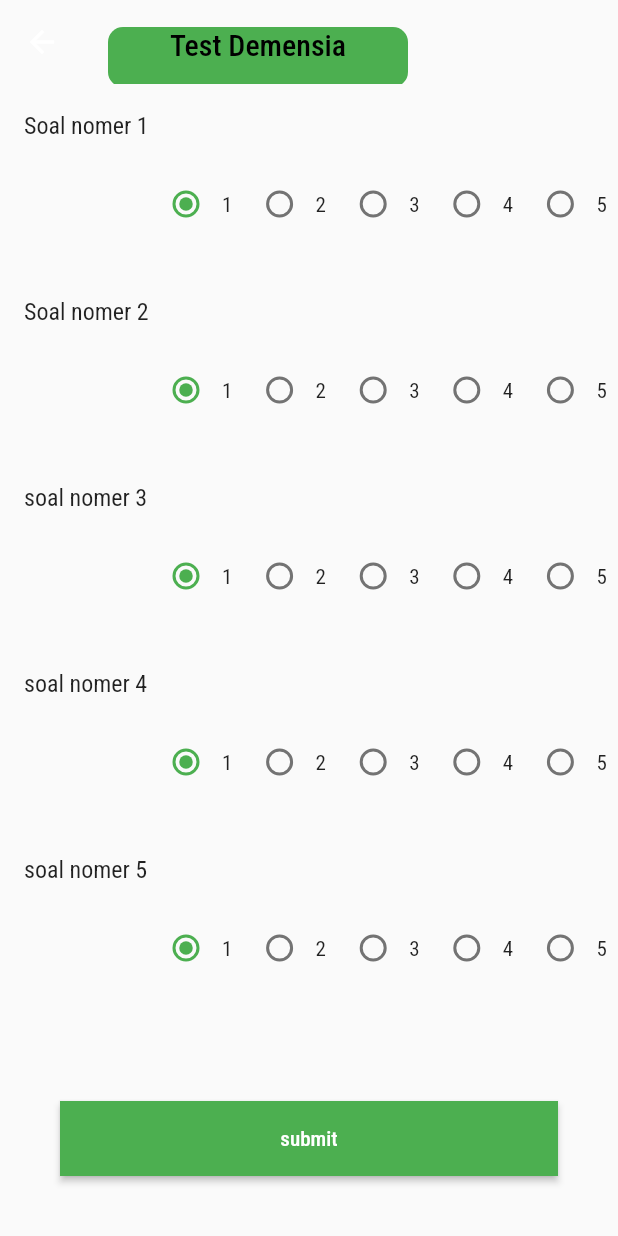
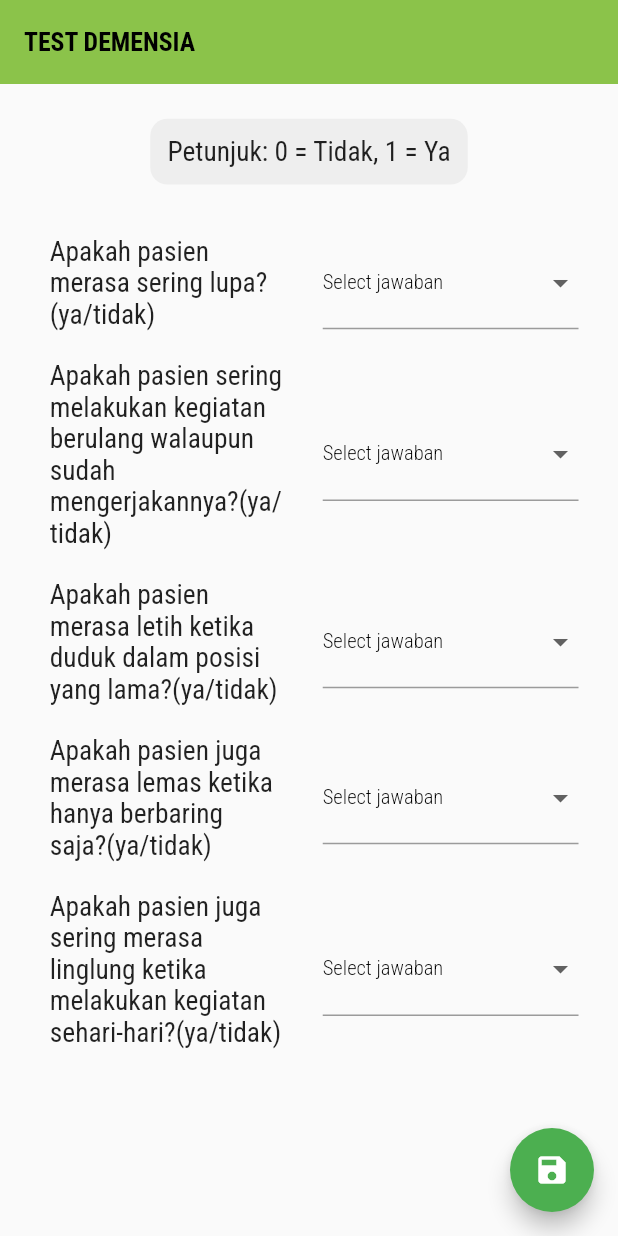
Before and after one commit to Razzaq44/PPB_Demen-care, a Flutter app: the TestDemen screen opened by its route, on a phone screen of 412 x 824 dp. Run offline on Flutter 3.47's test engine with Material 2 defaults, Android fonts, the phone set to English and light mode, and no system bars; our stand-ins replace cloud_firestore, firebase_auth, firebase_core, flutter_screenutil, get, google_fonts and 1 more; accounts and stored records are empty.

Commit message:
add backend test demensia

```diff
--- a/lib/pasien/test_demensia.dart
+++ b/lib/pasien/test_demensia.dart
@@ -1,168 +1,269 @@
 import 'package:flutter/material.dart';
+import 'package:flutter_screenutil/flutter_screenutil.dart';
+import 'package:hexcolor/hexcolor.dart';
 import 'package:get/get.dart';
-import 'package:intl/intl.dart';
-import 'package:tubes/login_page.dart';
+import 'package:cloud_firestore/cloud_firestore.dart';
+import 'package:firebase_auth/firebase_auth.dart';
+import '../database/helper.dart';
 
 class TestDemen extends StatefulWidget {
-  const TestDemen({super.key});
+  const TestDemen({Key? key}) : super(key: key);
 
   @override
   State<TestDemen> createState() => _TestDemenState();
 }
 
 class _TestDemenState extends State<TestDemen> {
-  final items = [
-    ListItem(
-      title: 'Soal nomer 1',
-      description: 'blablablabla',
-      selectedValue: 1,
-    ),
-    ListItem(
-      title: 'Soal nomer 2',
-      description: 'blablablabla',
-      selectedValue: 1,
-    ),
-    ListItem(
-      title: 'soal nomer 3',
-      description: 'description',
-      selectedValue: 1,
-    ),
-    ListItem(
-      title: 'soal nomer 4',
-      description: 'description',
-      selectedValue: 1,
-    ),
-    ListItem(
-      title: 'soal nomer 5',
-      description: 'description',
-      selectedValue: 1,
-    ),
-    ListItem(
-      title: 'soal nomer 6',
-      description: 'description',
-      selectedValue: 1,
-    ),
+  final DataBase db = DataBase();
+
+  final _auth = FirebaseAuth.instance;
+
+  final CollectionReference _app =
+      FirebaseFirestore.instance.collection('testdemensia');
+
+  final jawaban = [
+    0,
+    1,
   ];
+
+  List<String> questions = [
+    "Apakah pasien merasa sering lupa?(ya/tidak)",
+    "Apakah pasien sering melakukan kegiatan berulang walaupun sudah mengerjakannya?(ya/tidak)",
+    "Apakah pasien merasa letih ketika duduk dalam posisi yang lama?(ya/tidak)",
+    "Apakah pasien juga merasa lemas ketika hanya berbaring saja?(ya/tidak)",
+    "Apakah pasien juga sering merasa linglung ketika melakukan kegiatan sehari-hari?(ya/tidak)"
+    // ... tambahkan pertanyaan lainnya sesuai kebutuhan
+  ];
+  late List<TextEditingController> answerControllers;
+  late List<int?> selectjawaban;
+
+  @override
+  void initState() {
+    super.initState();
+    // Inisialisasi controller untuk setiap pertanyaan
+    answerControllers = List.generate(
+      questions.length,
+      (index) => TextEditingController(),
+    );
+    selectjawaban = List.generate(questions.length, (index) => null);
+  }
+
+  @override
+  void dispose() {
+    // Hapus controller ketika tidak lagi diperlukan
+    for (final controller in answerControllers) {
+      controller.dispose();
+    }
+    super.dispose();
+  }
 
   @override
   Widget build(BuildContext context) {
+    ScreenUtil.init(context);
+
     return Scaffold(
       appBar: AppBar(
-        backgroundColor: Colors.transparent,
-        elevation: 0,
         title: Row(
           children: [
+            Text(
+              "TEST DEMENSIA",
+              style: TextStyle(
+                fontSize: ScreenUtil().setSp(15),
+                color: HexColor("#000000"),
+                fontWeight: FontWeight.bold,
+              ),
+            ),
+          ],
+        ),
+        automaticallyImplyLeading: false,
+        backgroundColor: Colors.lightGreen,
+        elevation: 0.0,
+      ),
+      body: Padding(
+        padding: EdgeInsets.all(ScreenUtil().setWidth(15)),
+        child: Column(
+          children: [
+            SizedBox(
+              height: ScreenUtil().setHeight(5),
+            ),
             Container(
-              margin: EdgeInsets.only(top: 20),
-              width: 200,
-              height: 40,
               decoration: BoxDecoration(
-                color: Colors.green,
-                borderRadius: BorderRadius.circular(10),
+                color: Colors.grey[200], // Warna latar belakang
+                borderRadius: BorderRadius.circular(
+                    ScreenUtil().setWidth(10)), // Sudut melengkung pada border
               ),
+              child: Padding(
+                padding: EdgeInsets.all(ScreenUtil().setWidth(10)),
                 child: Text(
-                'Test Demensia',
-                textAlign: TextAlign.center,
+                  "Petunjuk: 0 = Tidak, 1 = Ya",
+                  style: TextStyle(fontSize: ScreenUtil().setSp(16)),
+                ),
+              ),
+            ),
+            SizedBox(height: ScreenUtil().setHeight(20)),
+            Expanded(
+              child: ListView.builder(
+                itemCount: questions.length,
+                itemBuilder: (context, index) {
+                  return Padding(
+                    padding: EdgeInsets.symmetric(
+                        vertical: ScreenUtil().setHeight(5)),
+                    child: Row(
+                      children: [
+                        Expanded(
+                          child: ListTile(
+                            title: Text(
+                              questions[index],
                               style: TextStyle(
-                  color: Colors.black,
-                  fontSize: 20,
+                                fontSize: ScreenUtil().setSp(16),
+                              ),
+                            ),
+                          ),
+                        ),
+                        Expanded(
+                          child: Padding(
+                            padding: EdgeInsets.symmetric(
+                                horizontal: ScreenUtil().setWidth(8)),
+                            child: DropdownButtonFormField(
+                              value: selectjawaban[index],
+                              items: jawaban
+                                  .map((e) => DropdownMenuItem(
+                                        value: e,
+                                        child: Text('$e'),
+                                      ))
+                                  .toList(),
+                              onChanged: (val) {
+                                setState(() {
+                                  selectjawaban[index] = val as int;
+                                });
+                              },
+                              icon: const Icon(
+                                Icons.arrow_drop_down_outlined,
+                              ),
+                              dropdownColor: HexColor("#FAF9FE"),
+                              decoration: InputDecoration(
+                                labelStyle: TextStyle(
+                                  fontSize: ScreenUtil().setSp(12),
+                                  fontWeight: FontWeight.w300,
+                                  color: HexColor("#000000"),
+                                ),
+                                labelText: "Select jawaban",
+                                border: const UnderlineInputBorder(),
+                              ),
                             ),
                           ),
                         ),
                       ],
                     ),
-      ),
-      body: ListView.builder(
-        itemCount: items.length,
-        itemBuilder: (context, index) {
-          final item = items[index];
-          return Column(
-            crossAxisAlignment: CrossAxisAlignment.start,
-            children: [
-              ListTile(
-                title: Text(item.title),
-              ),
-              Padding(
-                padding: const EdgeInsets.only(bottom: 20, left: 100),
-                child: Row(
-                  mainAxisAlignment: MainAxisAlignment.spaceAround,
-                  children: [
-                    for (int i = 1; i <= 5; i++)
-                      Expanded(
-                        child: Row(
-                          children: [
-                            Radio(
-                              value: i,
-                              groupValue: item.selectedValue,
-                              onChanged: (value) {
-                                // Ketika radio button diubah
-                                setState(() {
-                                  item.selectedValue = value!;
-                                });
+                  );
                 },
-                            ),
-                            Text('$i'),
-                          ],
               ),
             ),
           ],
         ),
       ),
-            ],
-          );
-        },
-      ),
-      bottomNavigationBar: Container(
-        height: 50,
-        width: double.infinity,
-        margin: EdgeInsets.all(40),
-        child: ElevatedButton(
-          onPressed: () {
+      floatingActionButton: FloatingActionButton(
+        onPressed: () async {
+          for (int i = 0; i < 5; i++) {
+            data.add(selectjawaban[i]);
+          }
+          await createApp(data[0], data[1], data[2], data[3], data[4]);
+
+          // Periksa apakah semua jawaban telah terisi
+          bool isAllAnswered = true;
+          for (int? jawaban in selectjawaban) {
+            if (jawaban == null) {
+              isAllAnswered = false;
+              break;
+            }
+          }
+
+          if (isAllAnswered) {
+            hasil(context);
+          } else {
             showDialog(
               context: context,
-                builder: (BuildContext context) {
-                  return AlertDialog(
-                    title: Text('Anda Belum Login!!'),
-                    content: Text('Login sekarang?'),
-                    actions: [
-                      TextButton(
-                        child: Text('Batal'),
-                        onPressed: () {
-                          Navigator.pop(context);
-                        },
-                      ),
-                      ElevatedButton(
-                        child: Text('Iya'),
-                        onPressed: () {
-                          Navigator.pop(context);
-                          Get.to(const LoginPage());
-                        },
-                      )
-                    ],
-                  );
-                });
-          },
-          child: Text('submit'),
-          style: ElevatedButton.styleFrom(
-            minimumSize: Size(100, 30),
-            shape: RoundedRectangleBorder(
-              borderRadius: BorderRadius.circular(0),
+              builder: (BuildContext context) => AlertDialog(
+                content: Text(
+                  "Mohon isi semua jawaban!",
+                  style: TextStyle(
+                    fontSize: ScreenUtil().setSp(14),
+                    fontWeight: FontWeight.w400,
                   ),
                 ),
+                actions: <Widget>[
+                  TextButton(
+                    onPressed: () => Navigator.pop(context, 'OK'),
+                    child: const Text('OK'),
                   ),
+                ],
+              ),
+            );
+          }
+        },
+        tooltip: 'Submit',
+        child: const Icon(Icons.save),
+      ),
+    );
+  }
+
+  List<int?> data = [];
+
+  Future<void> createApp(
+      int? soal1, int? soal2, int? soal3, int? soal4, int? soal5) async {
+    var user = _auth.currentUser;
+    _app.doc(user?.uid).set({
+      'soal1': soal1,
+      'soal2': soal2,
+      'soal3': soal3,
+      'soal4': soal4,
+      'soal5': soal5,
+    });
+  }
+
+  void hasil(BuildContext context) {
+    int sum = 0;
+    for (int i = 0; i < 5; i++) {
+      sum = (selectjawaban[i] ?? 0) + sum;
+    }
+    if (sum < 3) {
+      showDialog(
+        context: context,
+        builder: (BuildContext context) => AlertDialog(
+          content: Text(
+            "Tidak menderita demensia",
+            style: TextStyle(
+              fontSize: ScreenUtil().setSp(14),
+              fontWeight: FontWeight.w400,
+            ),
+          ),
+          actions: <Widget>[
+            TextButton(
+              onPressed: () => Navigator.pop(context, 'OK'),
+              child: const Text('OK'),
+            ),
+          ],
+        ),
+      );
+    } else {
+      showDialog(
+        context: context,
+        builder: (BuildContext context) => AlertDialog(
+          content: Text(
+            "Anda menderita demensia",
+            style: TextStyle(
+              fontSize: ScreenUtil().setSp(14),
+              fontWeight: FontWeight.w400,
+            ),
+          ),
+          actions: <Widget>[
+            TextButton(
+              onPressed: () => Get.back(),
+              child: const Text('OK'),
+            ),
+          ],
         ),
       );
     }
   }
-
-class ListItem {
-  final String title;
-  final String description;
-  int selectedValue; // Menyimpan nilai radio button yang dipilih
-
-  ListItem({
-    required this.title,
-    required this.description,
-    this.selectedValue = 1,
-  });
 }
```
Also changed, not shown: pubspec.lock, 1 other file. Lines whose indentation alone changed are shown as unchanged.
